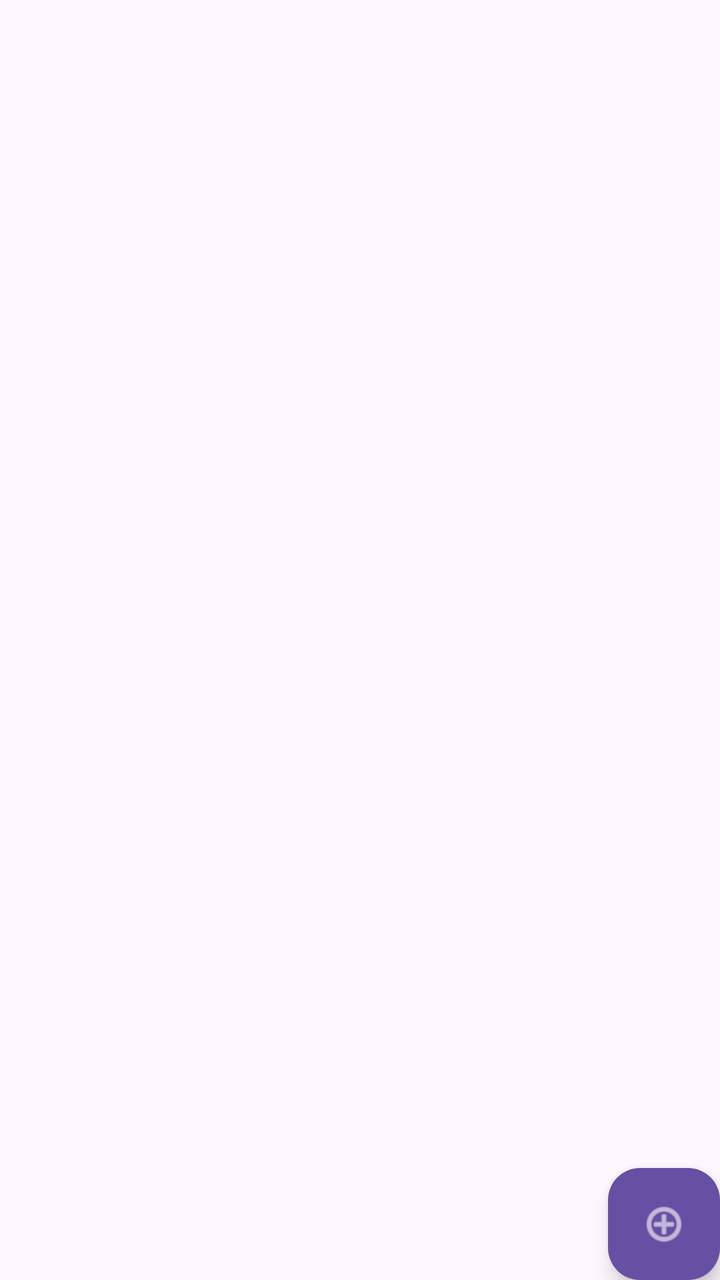
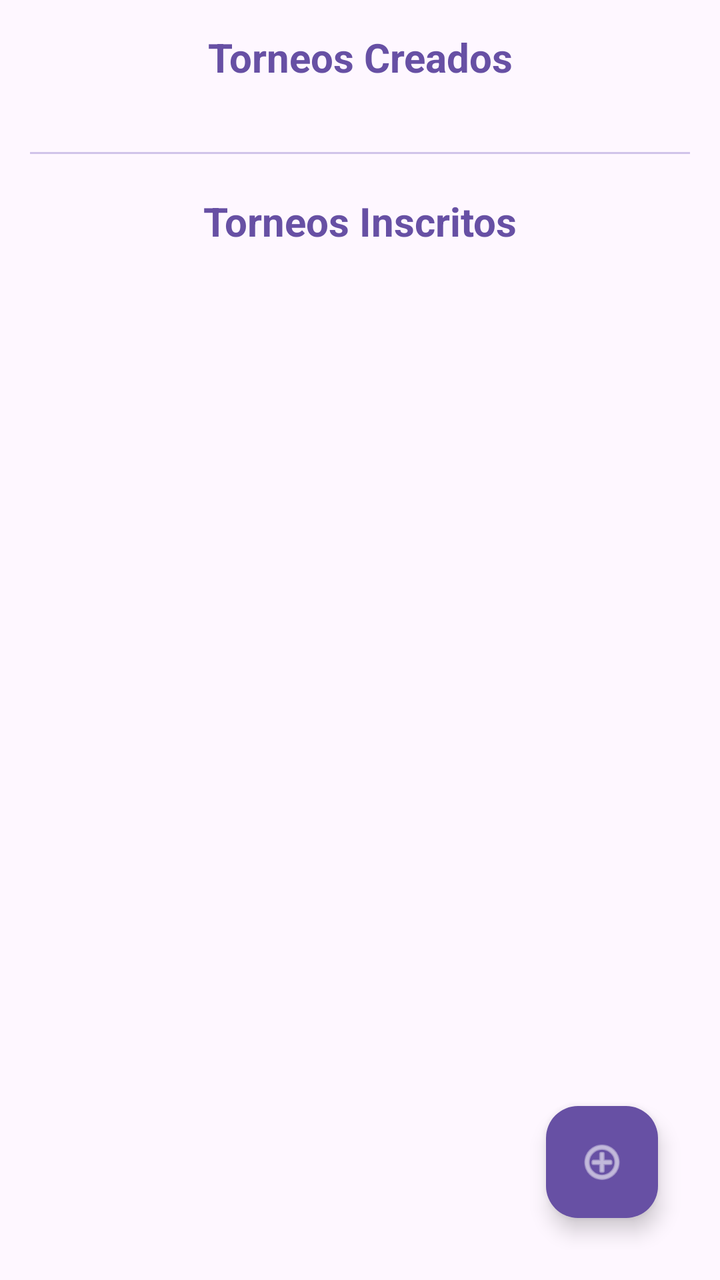

The first picture is an Android layout as it rendered before a commit; the second is the same layout after the commit. The layout source and the unified diff follow.
<!-- AndroidManifest.xml: application theme Theme.AdministracionDeTornerosElectronicos -->
<!-- res/layout/fragment_mis_torneos.xml -->
<?xml version="1.0" encoding="utf-8"?>
<FrameLayout xmlns:android="http://schemas.android.com/apk/res/android"
    xmlns:app="http://schemas.android.com/apk/res-auto"
    xmlns:tools="http://schemas.android.com/tools"
    android:layout_width="match_parent"
    android:layout_height="match_parent"
    android:layout_marginBottom="20dp"
    android:layout_margin="15dp"
    tools:context=".MisTorneosFragment">

    <androidx.recyclerview.widget.RecyclerView
        android:id="@+id/rvMisTorneos"
        android:layout_width="match_parent"
        android:layout_height="match_parent"
        android:clipToPadding="false"
        android:paddingBottom="80dp" />

    <com.google.android.material.floatingactionbutton.FloatingActionButton
        android:id="@+id/bntFlotante"
        android:layout_width="wrap_content"
        android:layout_height="wrap_content"
        android:clickable="true"
        android:src="@android:drawable/ic_menu_add"
        android:contentDescription="Crear Torneo"
        app:backgroundTint="?attr/colorPrimary"
        app:tint="#FFFFFF"
        android:layout_gravity="bottom|right"
        />

</FrameLayout>
<!-- resources referenced by this layout -->
<resources>
  <style name="Theme.AdministracionDeTornerosElectronicos" parent="Base.Theme.AdministracionDeTornerosElectronicos" />
  <style name="Base.Theme.AdministracionDeTornerosElectronicos" parent="Theme.Material3.DayNight.NoActionBar">
          
          
      </style>
</resources>

<!-- the commit's change to res/layout/fragment_mis_torneos.xml (unified diff, before → after) -->
@@ -4,16 +4,63 @@
     xmlns:tools="http://schemas.android.com/tools"
     android:layout_width="match_parent"
     android:layout_height="match_parent"
-    android:layout_marginBottom="20dp"
-    android:layout_margin="15dp"
+    android:padding="15dp"
     tools:context=".MisTorneosFragment">
 
-    <androidx.recyclerview.widget.RecyclerView
-        android:id="@+id/rvMisTorneos"
+    <androidx.core.widget.NestedScrollView
         android:layout_width="match_parent"
         android:layout_height="match_parent"
         android:clipToPadding="false"
-        android:paddingBottom="80dp" />
+        android:paddingBottom="80dp">
+
+        <LinearLayout
+            android:layout_width="match_parent"
+            android:layout_height="wrap_content"
+            android:orientation="vertical">
+
+            
+            <TextView
+                android:layout_width="match_parent"
+                android:layout_height="wrap_content"
+                android:text="Torneos Creados"
+                android:textSize="20sp"
+                android:textStyle="bold"
+                android:gravity="center"
+                android:textColor="?attr/colorPrimary"
+                android:layout_marginBottom="10dp" />
+
+            <androidx.recyclerview.widget.RecyclerView
+                android:id="@+id/rvTorneosCreados"
+                android:layout_width="match_parent"
+                android:layout_height="wrap_content"
+                android:nestedScrollingEnabled="false"
+                android:layout_marginBottom="16dp" />
+
+            <View
+                android:layout_width="match_parent"
+                android:layout_height="1dp"
+                android:background="#D1C4E9"
+                android:layout_marginTop="8dp"
+                android:layout_marginBottom="20dp" />
+
+            <TextView
+                android:layout_width="match_parent"
+                android:layout_height="match_parent"
+                android:text="Torneos Inscritos"
+                android:textSize="20sp"
+                android:textStyle="bold"
+                android:gravity="center"
+                android:textColor="?attr/colorPrimary"
+                android:layout_marginBottom="10dp" />
+
+            <androidx.recyclerview.widget.RecyclerView
+                android:id="@+id/rvTorneosInscritos"
+                android:layout_width="match_parent"
+                android:layout_height="wrap_content"
+                android:nestedScrollingEnabled="false" />
+
+        </LinearLayout>
+    </androidx.core.widget.NestedScrollView>
 
     <com.google.android.material.floatingactionbutton.FloatingActionButton
         android:id="@+id/bntFlotante"
@@ -24,7 +71,7 @@
         android:contentDescription="Crear Torneo"
         app:backgroundTint="?attr/colorPrimary"
         app:tint="#FFFFFF"
-        android:layout_gravity="bottom|right"
-        />
+        android:layout_gravity="bottom|end"
+        android:layout_margin="16dp" />
 
 </FrameLayout>
